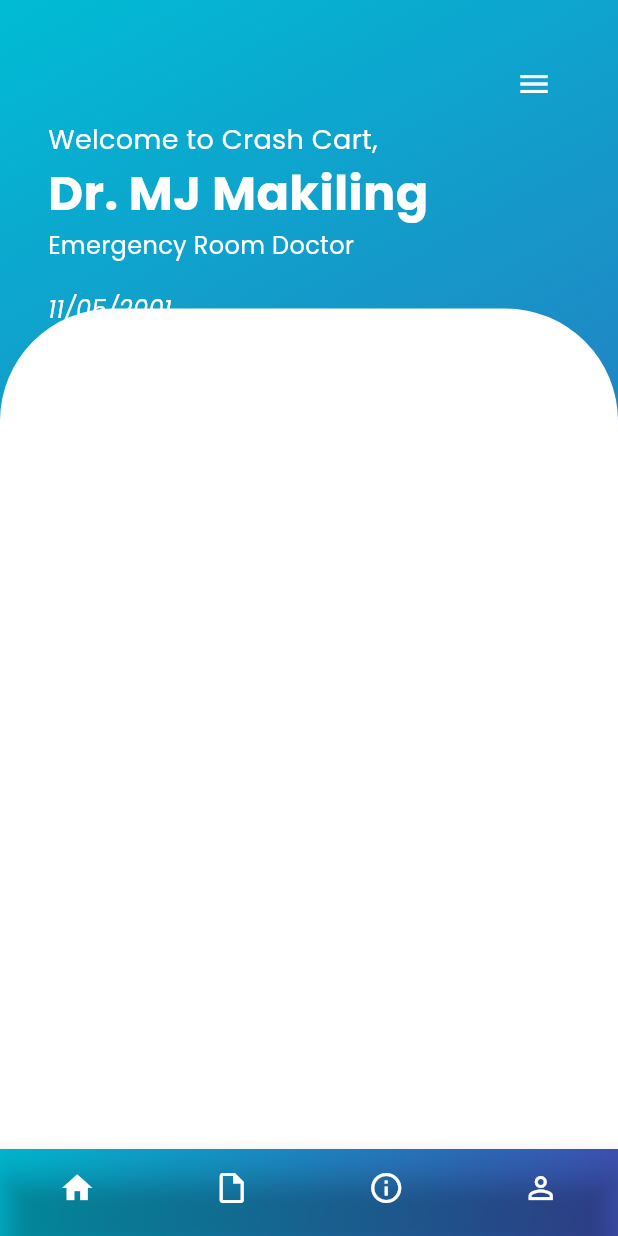
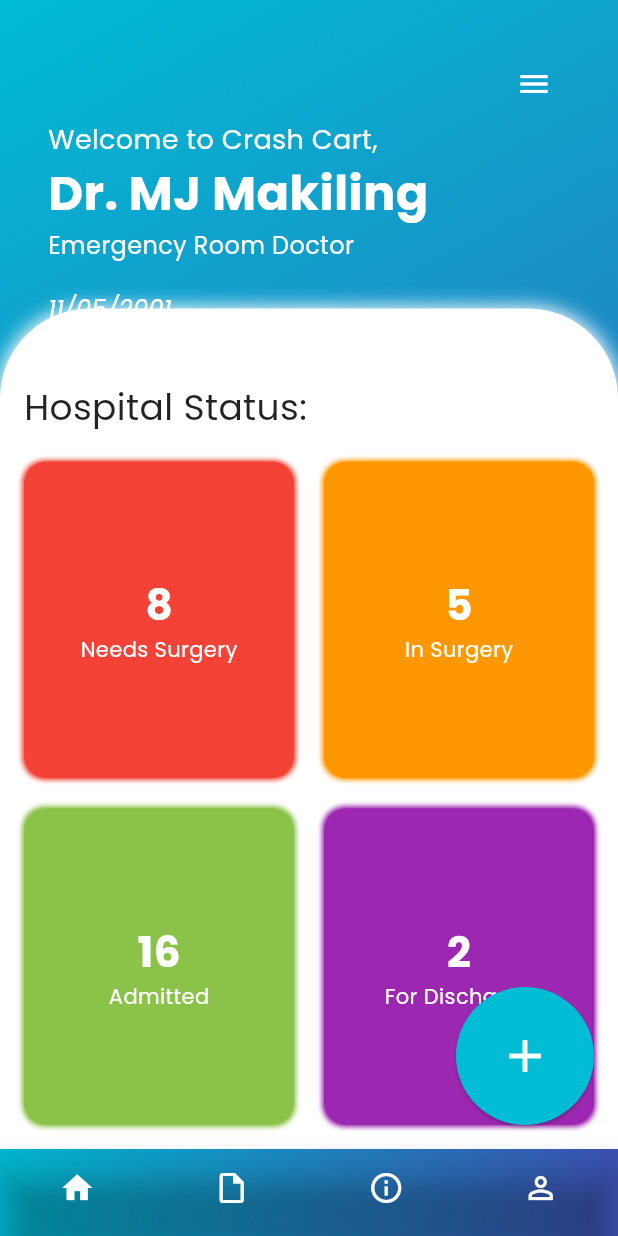
Before and after one commit to iammtmakiling/crash_cart, a Flutter app: the screen it shows after launch, on a phone screen of 412 x 824 dp. Run offline on Flutter 3.47's test engine with Material 3 defaults, Android fonts, the phone set to English and light mode, and no system bars; our stand-ins replace google_fonts.

Commit message:
UI: temp homeTab

```diff
--- a/my_app/lib/src/tabs/homeTab.dart
+++ b/my_app/lib/src/tabs/homeTab.dart
@@ -9,34 +9,97 @@ class HomeTab extends StatelessWidget {
     return Scaffold(
       body: Stack(
         children: [
-          // AppBar positioned at the bottom of the stack
-          Positioned(top: 0, left: 0, right: 0, child: CustomizedAppBar()),
-          // Container that covers 80% of the screen height and is positioned at the bottom
+          const Positioned(
+              top: 0, left: 0, right: 0, child: CustomizedAppBar()),
           Positioned(
               bottom: 0,
               left: 0,
               right: 0,
               child: Container(
                 height: MediaQuery.of(context).size.height * 0.68,
-              decoration: BoxDecoration(
-                color: Colors.white, // Change the color as needed
+                decoration: const BoxDecoration(
+                  color: Colors.white,
                   borderRadius: BorderRadius.only(
-                  topLeft: Radius.circular(75.0),
-                  topRight: Radius.circular(75.0),
+                    topLeft: Radius.circular(60.0),
+                    topRight: Radius.circular(60.0),
+                  ),
+                  boxShadow: [
+                    BoxShadow(
+                      color: Colors.white,
+                      blurRadius: 10,
+                      spreadRadius: 1,
+                    ),
+                  ],
+                ),
+                child: Container(
+                  padding: const EdgeInsets.fromLTRB(16, 48, 16, 16),
+                  child: Center(
+                      child: Column(
+                    crossAxisAlignment: CrossAxisAlignment.start,
+                    children: [
+                      const Text("Hospital Status:",
+                          style:
+                              TextStyle(fontSize: 24, color: Colors.black87)),
+                      const SizedBox(
+                        height: 20,
+                      ),
+                      Expanded(
+                        child: Row(
+                          children: [
+                            Expanded(
+                              child:
+                                  coloredBox('8', 'Needs Surgery', Colors.red),
+                            ),
+                            const SizedBox(
+                              width: 20,
+                            ),
+                            Expanded(
+                              child:
+                                  coloredBox('5', 'In Surgery', Colors.orange),
+                            ),
+                          ],
                         ),
                       ),
-              child: Center(
-                child: Text(
-                  'Content Goes Here',
-                  style: TextStyle(
-                    color: Colors.white,
-                    fontSize: 24,
+                      const SizedBox(
+                        height: 20,
                       ),
+                      Expanded(
+                        child: Row(
+                          children: [
+                            Expanded(
+                              child: coloredBox(
+                                  '16', 'Admitted', Colors.lightGreen),
                             ),
+                            const SizedBox(
+                              width: 20,
                             ),
+                            Expanded(
+                              child: coloredBox(
+                                  '2', 'For Discharge', Colors.purple),
+                            ),
+                          ],
                         ),
                       ),
                     ],
+                  )),
+                ),
+              ))
+        ],
+      ),
+      floatingActionButton: ElevatedButton(
+        onPressed: () {
+          // Add your button functionality here
+        },
+        style: ElevatedButton.styleFrom(
+          shape: const CircleBorder(),
+          padding: const EdgeInsets.all(28.0), // Adjust the padding as needed
+          backgroundColor: Colors.cyan,
+        ),
+        child: const Icon(
+          Icons.add,
+          color: Colors.white,
+          size: 36,
+        ),
       ),
     );
   }
--- /dev/null
+++ b/my_app/lib/src/widgets/coloredbox.dart
@@ -0,0 +1,36 @@
+import 'package:flutter/material.dart';
+
+Widget coloredBox(String text1, String text2, Color color) {
+  return Container(
+    padding: const EdgeInsets.all(16.0),
+    decoration: BoxDecoration(
+      borderRadius: BorderRadius.circular(15.0), // Rounded corners
+      color: color,
+      boxShadow: [
+        BoxShadow(
+          color: color,
+          blurRadius: 2,
+          spreadRadius: 1,
+        ),
+      ],
+    ),
+    child: Center(
+        child: Column(mainAxisAlignment: MainAxisAlignment.center, children: [
+      Text(
+        text1,
+        style: const TextStyle(
+          color: Colors.white,
+          fontSize: 28,
+          fontWeight: FontWeight.bold,
+        ),
+      ),
+      Text(
+        text2,
+        style: const TextStyle(
+          color: Colors.white,
+          fontSize: 14,
+        ),
+      ),
+    ])),
+  );
+}
--- a/my_app/lib/src/widgets/widgets.dart
+++ b/my_app/lib/src/widgets/widgets.dart
@@ -1,3 +1,4 @@
 export 'button.dart';
 export 'textField.dart';
 export 'appbar.dart';
+export 'coloredbox.dart';
```
Lines whose indentation alone changed are shown as unchanged.
